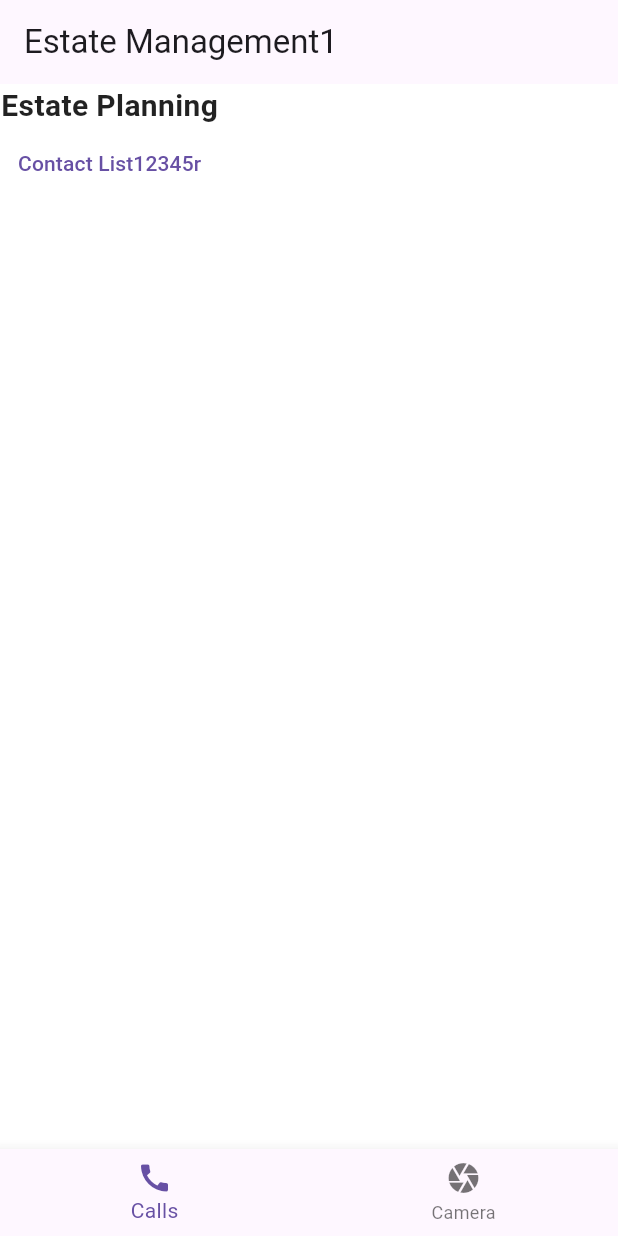
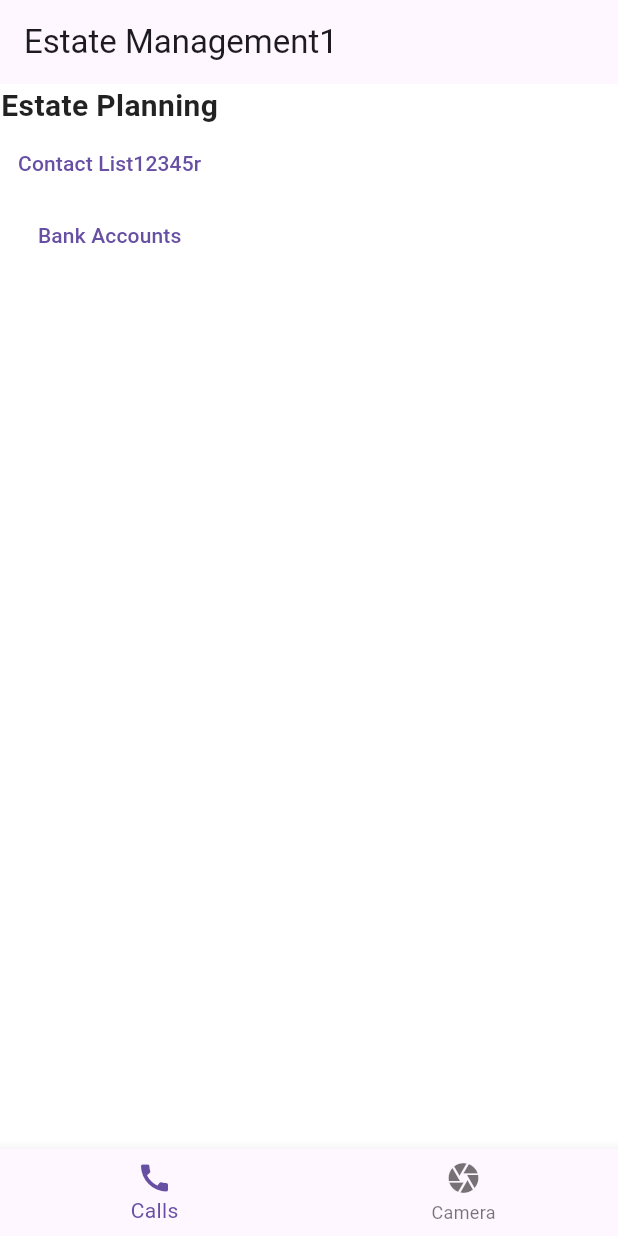
Before and after one commit to rossedwardsus/estate_planning_flutter, a Flutter app: the screen it shows after launch, on a phone screen of 412 x 824 dp. Run offline on Flutter 3.47's test engine with Material 3 defaults, Android fonts, the phone set to English and light mode, and no system bars; our stand-ins replace email_validator, flutter_bloc, go_router.

Commit message:
Addd bank assets and a popup

```diff
--- a/lib/main.dart
+++ b/lib/main.dart
@@ -4,6 +4,8 @@ import 'package:go_router/go_router.dart';
 import 'presentation/screens/splash_page.dart';
 import 'presentation/screens/contact_list.dart';
 import 'presentation/screens/contact_list_add_contact.dart';
+import 'presentation/screens/assets_bank_accounts.dart';
+import 'presentation/screens/assets_bank_accounts_add_account.dart';
 
 void main() {
   runApp(const MyApp());
@@ -70,6 +72,18 @@ final GoRouter _router = GoRouter(
           path: 'contact_list_add_contact',
           builder: (BuildContext context, GoRouterState state) {
             return const ContactListAddContactPage();
+          },
+        ),
+        GoRoute(
+          path: 'assets_bank_accounts_add_account',
+          builder: (BuildContext context, GoRouterState state) {
+            return const AssetsBankAccountsAddAccountPage();
+          },
+        ),
+        GoRoute(
+          path: 'assets_bank_accounts',
+          builder: (BuildContext context, GoRouterState state) {
+            return const AssetsBankAccountsPage();
           },
         ),
       ],
--- a/lib/presentation/screens/splash_page.dart
+++ b/lib/presentation/screens/splash_page.dart
@@ -79,6 +79,10 @@ class SplashPageState extends State<SplashPage> {
               onPressed: () => context.push("/contact_list"),
               child: Text("Contact List12345r"),
             ),
+            TextButton(
+              onPressed: () => context.push("/assets_bank_accounts"),
+              child: Text("Bank Accounts"),
+            ),
           ],
         ),
       ),
--- a/pubspec.yaml
+++ b/pubspec.yaml
@@ -40,6 +40,7 @@ dependencies:
   freezed_annotation: ^3.1.0
   json_annotation: ^4.9.0
   email_validator: ^3.0.0
+  modal_bottom_sheet: ^3.0.0
 
 dev_dependencies:
   flutter_test:
```
Also changed, not shown: pubspec.lock.
